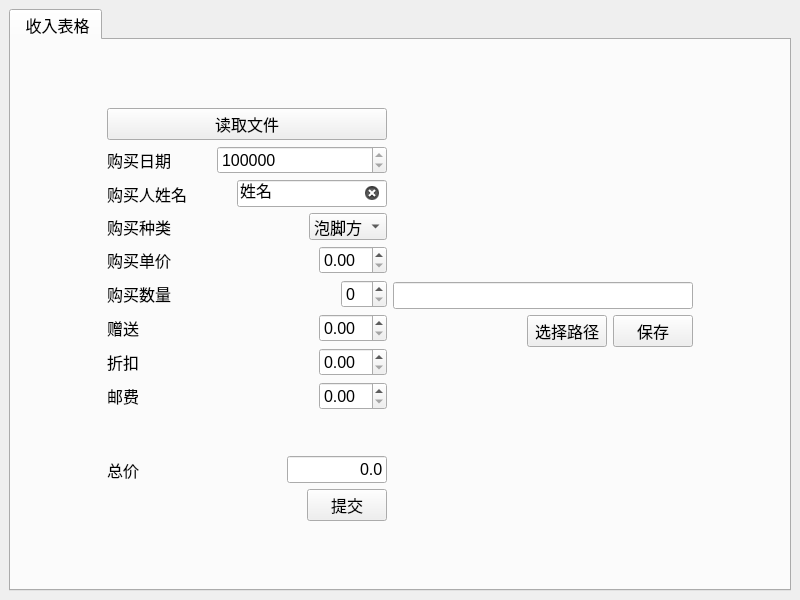
Qt form hfx.ui (DongzhenHuangfu/My-Manage-App) before a commit.
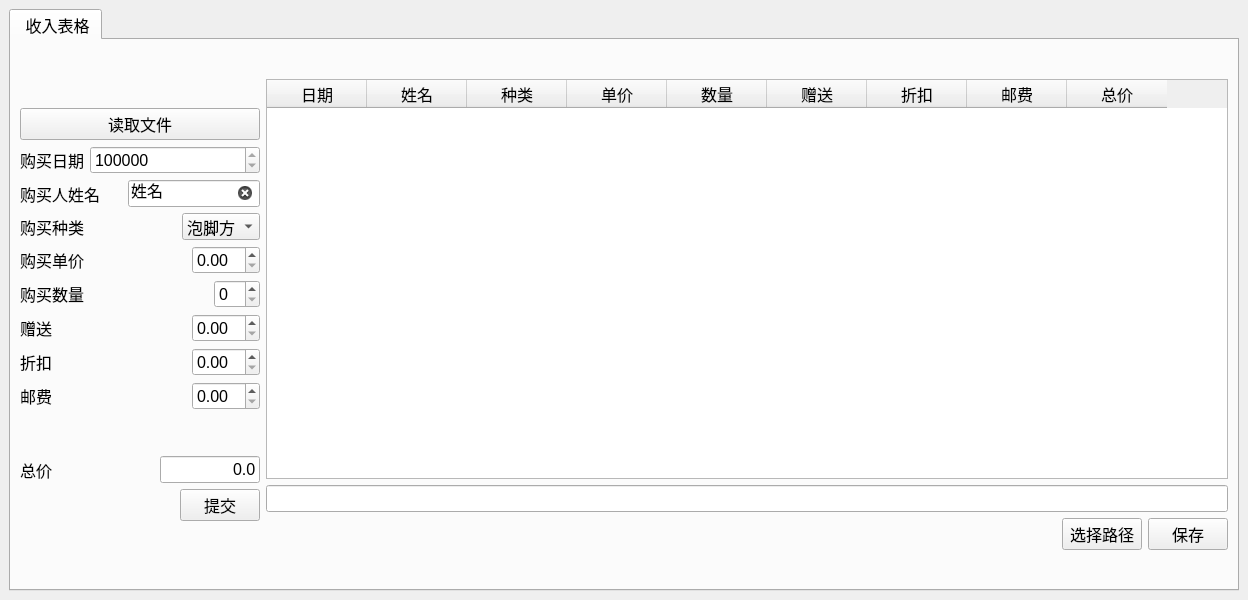
The same form after that commit.

```diff
--- a/hfx.ui
+++ b/hfx.ui
@@ -38,7 +38,7 @@
         <item>
          <layout class="QHBoxLayout" name="horizontalLayout_3">
           <item>
-           <spacer name="horizontalSpacer_9">
+           <spacer name="horizontalSpacer_8">
             <property name="orientation">
              <enum>Qt::Horizontal</enum>
             </property>
@@ -599,6 +599,61 @@
               </property>
              </spacer>
             </item>
+            <item>
+             <widget class="QTableWidget" name="tableWidgetIncome">
+              <property name="minimumSize">
+               <size>
+                <width>962</width>
+                <height>400</height>
+               </size>
+              </property>
+              <column>
+               <property name="text">
+                <string>日期</string>
+               </property>
+              </column>
+              <column>
+               <property name="text">
+                <string>姓名</string>
+               </property>
+              </column>
+              <column>
+               <property name="text">
+                <string>种类</string>
+               </property>
+              </column>
+              <column>
+               <property name="text">
+                <string>单价</string>
+               </property>
+              </column>
+              <column>
+               <property name="text">
+                <string>数量</string>
+               </property>
+              </column>
+              <column>
+               <property name="text">
+                <string>赠送</string>
+               </property>
+              </column>
+              <column>
+               <property name="text">
+                <string>折扣</string>
+               </property>
+              </column>
+              <column>
+               <property name="text">
+                <string>邮费</string>
+               </property>
+              </column>
+              <column>
+               <property name="text">
+                <string>总价</string>
+               </property>
+              </column>
+             </widget>
+            </item>
             <item>
              <widget class="QLineEdit" name="LineSavePath">
               <property name="minimumSize">
@@ -656,7 +711,7 @@
            </layout>
           </item>
           <item>
-           <spacer name="horizontalSpacer_8">
+           <spacer name="horizontalSpacer_9">
             <property name="orientation">
              <enum>Qt::Horizontal</enum>
             </property>
```
